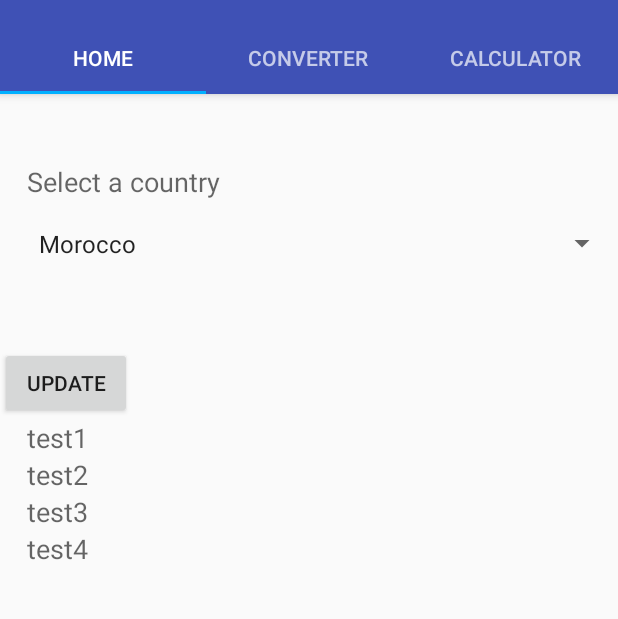
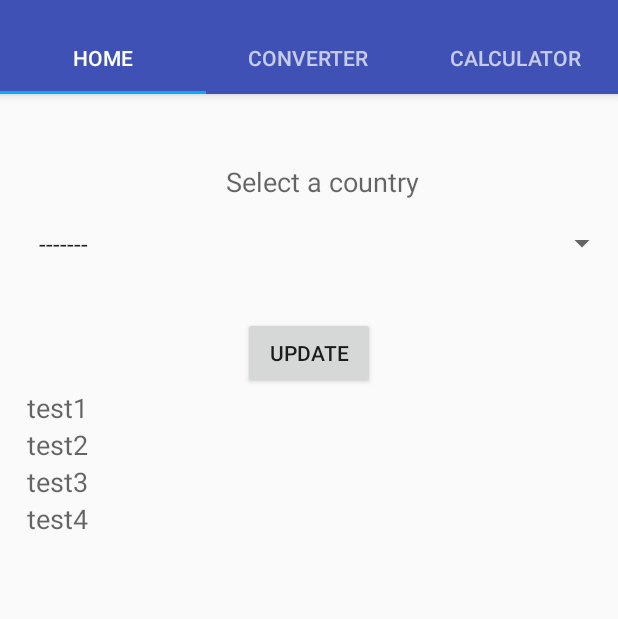
Before and after one commit to bigTimeBrad/TipGuide, an Android app: the screen it shows after launch (MainActivity), on a phone screen of 412 x 824 dp, the part 62-681 px from its top. Run offline under Robolectric (Android 15) with nearby library versions, the phone set to English and light mode, and no system bars.

Commit message:
fix imports

```diff
--- a/app/build.gradle
+++ b/app/build.gradle
@@ -48,8 +48,9 @@ dependencies {
     implementation 'com.google.firebase:firebase-database:15.0.0'
     implementation 'com.google.firebase:firebase-storage:15.0.0'
     testImplementation 'junit:junit:4.12'
+    androidTestImplementation 'com.android.support.test.espresso:espresso-core:3.0.2'
     androidTestImplementation 'com.android.support.test:runner:1.0.2'
-    androidTestImplementation 'com.android.support.test.espresso:espresso-core:3.0.2'
+    androidTestImplementation 'com.android.support.test:rules:1.0.2'
     implementation 'com.android.support:support-vector-drawable:27.1.1'
     implementation 'com.android.support:design:27.1.1'
     implementation 'org.apache.httpcomponents:httpclient:4.5.5'
--- a/app/src/main/res/layout/item_home.xml
+++ b/app/src/main/res/layout/item_home.xml
@@ -15,6 +15,7 @@
         android:layout_width="match_parent"
         android:layout_height="wrap_content"
         android:text="Select a country"
+        android:gravity="center"
         android:paddingStart="18dp"
         android:textAppearance="?android:attr/textAppearanceMedium" />
 
@@ -23,12 +24,13 @@
         android:layout_width="match_parent"
         android:layout_height="wrap_content"
         android:padding="18dp"
-        android:layout_marginBottom="40dp"/>
+        android:layout_marginBottom="20dp"/>
 
     <Button
         android:id="@+id/update"
         android:layout_width="wrap_content"
         android:layout_height="wrap_content"
+        android:layout_gravity="center"
         android:text="Update"
         />
 
--- a/app/src/main/res/values/strings.xml
+++ b/app/src/main/res/values/strings.xml
@@ -26,6 +26,7 @@
         <item >Singapore Dollar</item>
     </string-array>
     <string-array name="name2">
+        <item >-------</item>
         <item >Morocco</item>
         <item >Israel</item>
         <item >Costa Rica</item>
```
Also changed, not shown: 1 other file.
